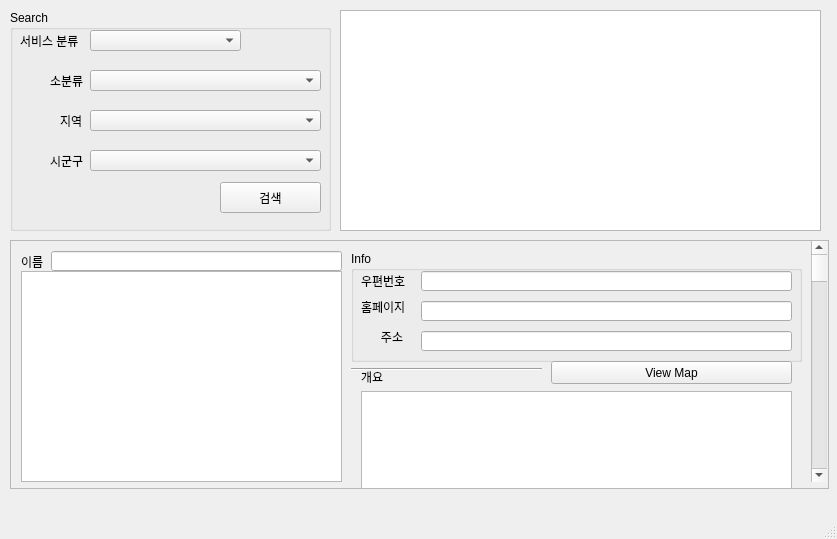
This is Project/TourAPI/TourAPI.ui in YongsunLee/KPU_game_engineering as Qt 5 draws it before an edit. The edited form follows.
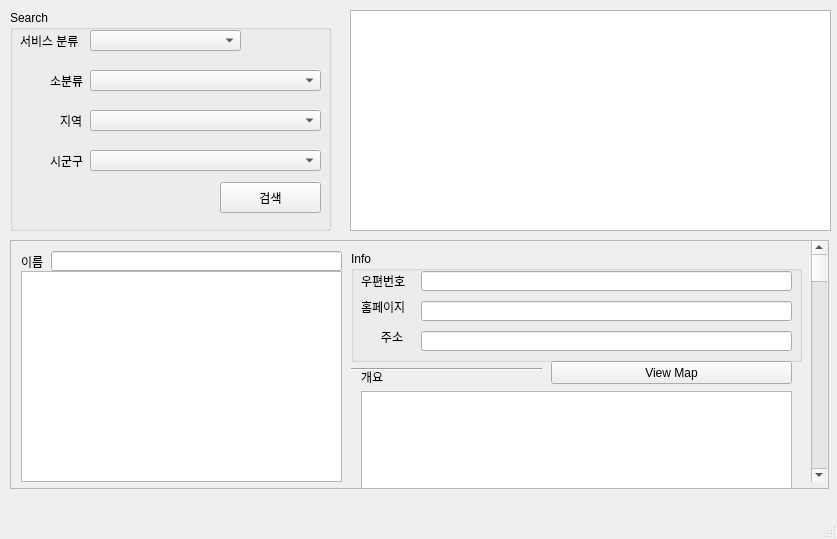
This is the edited form.

```diff
--- a/Project/TourAPI/TourAPI.ui
+++ b/Project/TourAPI/TourAPI.ui
@@ -141,16 +141,6 @@
      </item>
     </layout>
    </widget>
-   <widget class="QListView" name="listView">
-    <property name="geometry">
-     <rect>
-      <x>340</x>
-      <y>10</y>
-      <width>481</width>
-      <height>221</height>
-     </rect>
-    </property>
-   </widget>
    <widget class="QScrollArea" name="scrollArea">
     <property name="geometry">
      <rect>
@@ -351,6 +341,16 @@
      </widget>
     </widget>
    </widget>
+   <widget class="QListWidget" name="listWidget">
+    <property name="geometry">
+     <rect>
+      <x>350</x>
+      <y>10</y>
+      <width>481</width>
+      <height>221</height>
+     </rect>
+    </property>
+   </widget>
   </widget>
   <widget class="QMenuBar" name="menubar">
    <property name="geometry">
```
Left out of the diff: 3 changed lines with no effect on the pictures.
